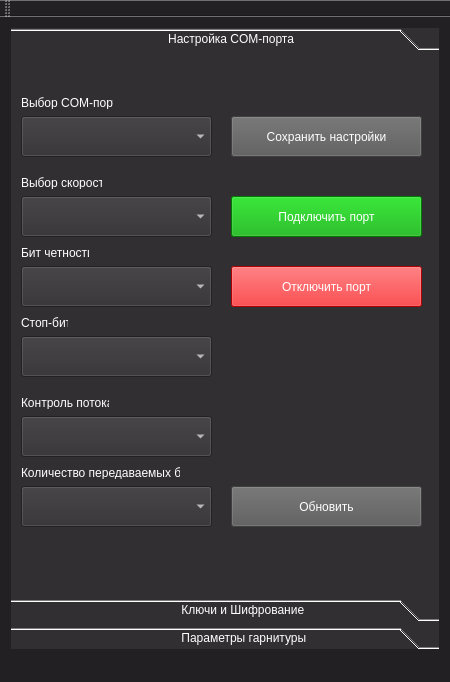
Qt form ApplicBeta/mainwindow.ui (SlavaZhuck/HandsFree_Qt) before a commit.
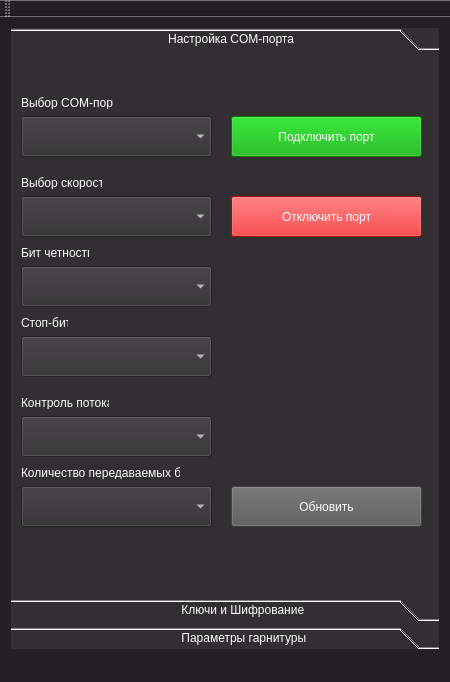
The same form after that commit.

Commit message: Change "save parameters" button Delete button_7

```diff
--- a/ApplicBeta/mainwindow.ui
+++ b/ApplicBeta/mainwindow.ui
@@ -210,7 +210,7 @@
         <property name="geometry">
          <rect>
           <x>220</x>
-          <y>140</y>
+          <y>60</y>
           <width>191</width>
           <height>41</height>
          </rect>
@@ -226,7 +226,7 @@
         <property name="geometry">
          <rect>
           <x>220</x>
-          <y>210</y>
+          <y>140</y>
           <width>191</width>
           <height>41</height>
          </rect>
@@ -238,22 +238,6 @@
          <string>Отключить порт</string>
         </property>
        </widget>
-       <widget class="QPushButton" name="pushButton_7">
-        <property name="geometry">
-         <rect>
-          <x>220</x>
-          <y>60</y>
-          <width>191</width>
-          <height>41</height>
-         </rect>
-        </property>
-        <property name="styleSheet">
-         <string notr="true">background-color:rgb(89, 89, 89)</string>
-        </property>
-        <property name="text">
-         <string>Сохранить настройки</string>
-        </property>
-       </widget>
        <widget class="QLabel" name="setDataBits">
         <property name="geometry">
          <rect>
```
The commit also changes 3 other files.
